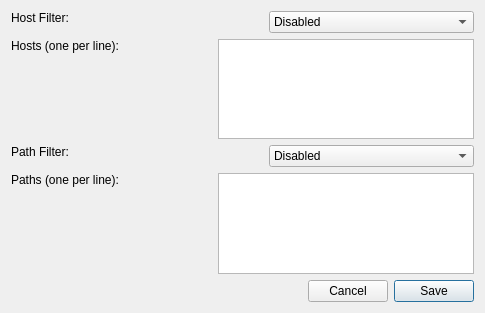
The window that src/views/preferences_window.ui (evanrolfe/pntest) describes before a commit, drawn with Qt 5.
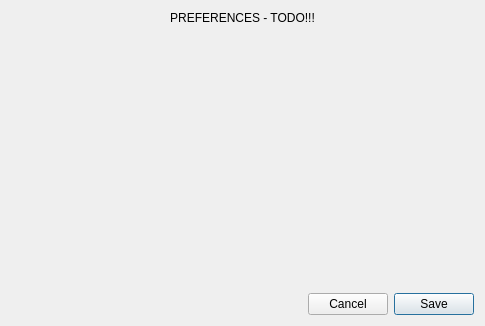
The same window after the commit.

```diff
--- a/src/views/preferences_window.ui
+++ b/src/views/preferences_window.ui
@@ -7,7 +7,7 @@
     <x>0</x>
     <y>0</y>
     <width>485</width>
-    <height>313</height>
+    <height>326</height>
    </rect>
   </property>
   <property name="windowTitle">
@@ -15,203 +15,17 @@
   </property>
   <layout class="QVBoxLayout" name="verticalLayout">
    <item>
-    <layout class="QHBoxLayout" name="horizontalLayout">
-     <item>
-      <widget class="QLabel" name="label_3">
-       <property name="text">
-        <string>Host Filter:</string>
-       </property>
-       <property name="alignment">
-        <set>Qt::AlignLeading|Qt::AlignLeft|Qt::AlignTop</set>
-       </property>
-      </widget>
-     </item>
-     <item>
-      <spacer name="horizontalSpacer_5">
-       <property name="orientation">
-        <enum>Qt::Horizontal</enum>
-       </property>
-       <property name="sizeType">
-        <enum>QSizePolicy::MinimumExpanding</enum>
-       </property>
-       <property name="sizeHint" stdset="0">
-        <size>
-         <width>40</width>
-         <height>20</height>
-        </size>
-       </property>
-      </spacer>
-     </item>
-     <item>
-      <widget class="QComboBox" name="hostSettingDropdown">
-       <property name="sizePolicy">
-        <sizepolicy hsizetype="Fixed" vsizetype="Fixed">
-         <horstretch>0</horstretch>
-         <verstretch>0</verstretch>
-        </sizepolicy>
-       </property>
-       <property name="minimumSize">
-        <size>
-         <width>205</width>
-         <height>0</height>
-        </size>
-       </property>
-       <item>
-        <property name="text">
-         <string>Disabled</string>
-        </property>
-       </item>
-       <item>
-        <property name="text">
-         <string>Only include hosts:</string>
-        </property>
-       </item>
-       <item>
-        <property name="text">
-         <string>Exclude hosts:</string>
-        </property>
-       </item>
-      </widget>
-     </item>
-    </layout>
+    <layout class="QHBoxLayout" name="horizontalLayout_4"/>
    </item>
    <item>
-    <layout class="QHBoxLayout" name="horizontalLayout_2">
-     <item>
-      <widget class="QLabel" name="label">
-       <property name="text">
-        <string>Hosts (one per line):</string>
-       </property>
-       <property name="alignment">
-        <set>Qt::AlignLeading|Qt::AlignLeft|Qt::AlignTop</set>
-       </property>
-      </widget>
-     </item>
-     <item>
-      <spacer name="horizontalSpacer_3">
-       <property name="orientation">
-        <enum>Qt::Horizontal</enum>
-       </property>
-       <property name="sizeHint" stdset="0">
-        <size>
-         <width>40</width>
-         <height>20</height>
-        </size>
-       </property>
-      </spacer>
-     </item>
-     <item>
-      <widget class="QPlainTextEdit" name="hostsText"/>
-     </item>
-    </layout>
-   </item>
-   <item>
-    <spacer name="verticalSpacer">
-     <property name="orientation">
-      <enum>Qt::Vertical</enum>
+    <widget class="QLabel" name="label">
+     <property name="text">
+      <string>PREFERENCES - TODO!!!</string>
      </property>
-     <property name="sizeHint" stdset="0">
-      <size>
-       <width>20</width>
-       <height>1</height>
-      </size>
+     <property name="alignment">
+      <set>Qt::AlignCenter</set>
      </property>
-    </spacer>
-   </item>
-   <item>
-    <layout class="QHBoxLayout" name="horizontalLayout_3">
-     <item>
-      <widget class="QLabel" name="label_4">
-       <property name="text">
-        <string>Path Filter:</string>
-       </property>
-       <property name="alignment">
-        <set>Qt::AlignLeading|Qt::AlignLeft|Qt::AlignTop</set>
-       </property>
-      </widget>
-     </item>
-     <item>
-      <spacer name="horizontalSpacer_4">
-       <property name="orientation">
-        <enum>Qt::Horizontal</enum>
-       </property>
-       <property name="sizeHint" stdset="0">
-        <size>
-         <width>40</width>
-         <height>20</height>
-        </size>
-       </property>
-      </spacer>
-     </item>
-     <item>
-      <widget class="QComboBox" name="pathSettingDropdown">
-       <property name="sizePolicy">
-        <sizepolicy hsizetype="Fixed" vsizetype="Fixed">
-         <horstretch>0</horstretch>
-         <verstretch>0</verstretch>
-        </sizepolicy>
-       </property>
-       <property name="minimumSize">
-        <size>
-         <width>205</width>
-         <height>0</height>
-        </size>
-       </property>
-       <item>
-        <property name="text">
-         <string>Disabled</string>
-        </property>
-       </item>
-       <item>
-        <property name="text">
-         <string>Only include paths containing:</string>
-        </property>
-       </item>
-       <item>
-        <property name="text">
-         <string>Exclude paths containing:</string>
-        </property>
-       </item>
-      </widget>
-     </item>
-    </layout>
-   </item>
-   <item>
-    <layout class="QHBoxLayout" name="horizontalLayout_4">
-     <item>
-      <widget class="QLabel" name="label_2">
-       <property name="text">
-        <string>Paths (one per line):</string>
-       </property>
-       <property name="alignment">
-        <set>Qt::AlignLeading|Qt::AlignLeft|Qt::AlignTop</set>
-       </property>
-      </widget>
-     </item>
-     <item>
-      <spacer name="horizontalSpacer_2">
-       <property name="orientation">
-        <enum>Qt::Horizontal</enum>
-       </property>
-       <property name="sizeHint" stdset="0">
-        <size>
-         <width>40</width>
-         <height>20</height>
-        </size>
-       </property>
-      </spacer>
-     </item>
-     <item>
-      <widget class="QPlainTextEdit" name="pathsText">
-       <property name="sizePolicy">
-        <sizepolicy hsizetype="Expanding" vsizetype="Preferred">
-         <horstretch>0</horstretch>
-         <verstretch>0</verstretch>
-        </sizepolicy>
-       </property>
-      </widget>
-     </item>
-    </layout>
+    </widget>
    </item>
    <item>
     <spacer name="verticalSpacer_2">
```
